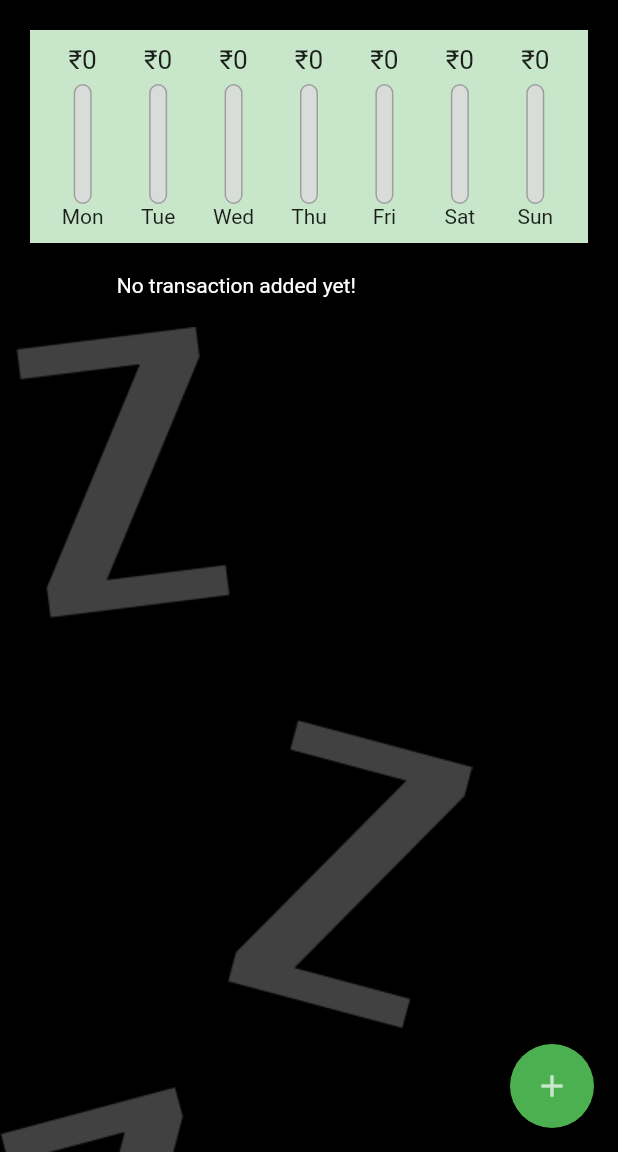
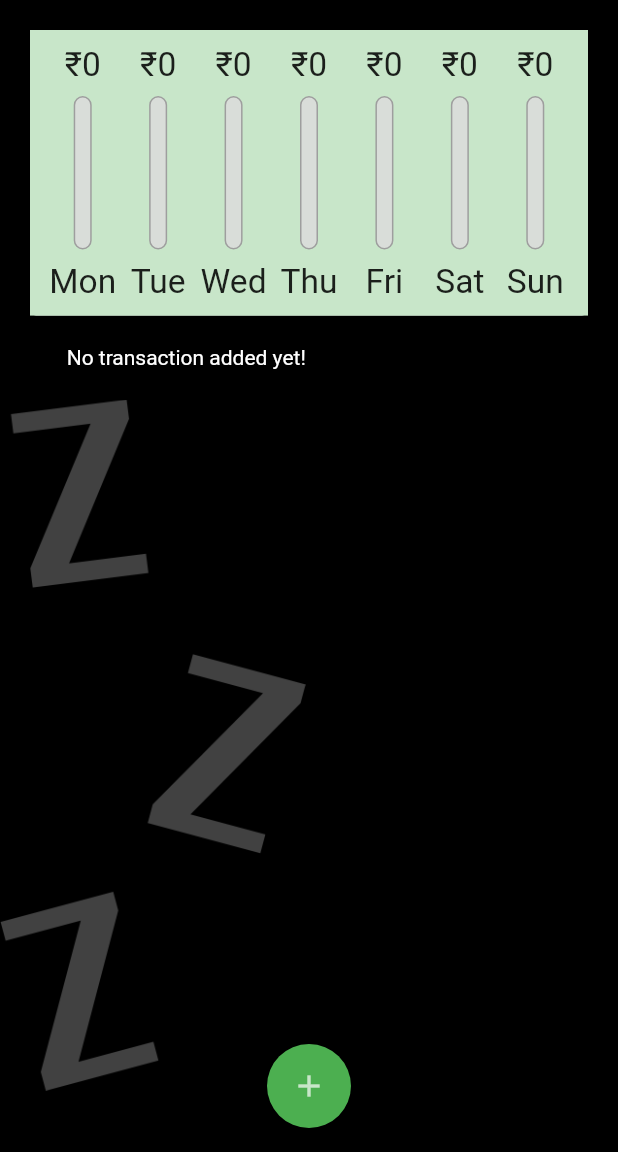
Before and after one commit to imguptaharsh/expenses-tracker, a Flutter app: the screen it shows after launch, on a phone screen of 412 x 824 dp, the part 84-1236 px from its top. Run offline on Flutter 3.47's test engine with Material 2 defaults, Android fonts, the phone set to English and light mode, and no system bars; Roboto replaces fonts that are missing (OpenSans).

Commit message:
added suitable theme for landscap mode and also changing the theme for ios devices(like using cupertino nevigiation theme ig- for appBar and buttons...)

```diff
--- a/expense_tracker/lib/chart_bar.dart
+++ b/expense_tracker/lib/chart_bar.dart
@@ -1,4 +1,5 @@
 import 'package:flutter/material.dart';
+import 'package:flutter/rendering.dart';
 
 class ChartBar extends StatelessWidget {
   // const ChartBar({super.key});
@@ -9,18 +10,19 @@ class ChartBar extends StatelessWidget {
 
   @override
   Widget build(BuildContext context) {
+    return LayoutBuilder(builder: (context, Constraints) {
       return Column(
         children: [
           Container(
-            height: 20,
+              height: Constraints.maxHeight * 0.15,
               child: FittedBox(
                   child: Text('₹${spendingAmount.toStringAsFixed(0)}'))),
           SizedBox(
             width: 7,
-          height: 6,
+            height: Constraints.maxHeight * 0.05,
           ),
           Container(
-            height: 80,
+              height: Constraints.maxHeight * 0.6,
               width: 12,
               child: Stack(
                 children: [
@@ -41,8 +43,15 @@ class ChartBar extends StatelessWidget {
                       ))),
                 ],
               )),
-        Text(label),
+          SizedBox(
+            width: 7,
+            height: Constraints.maxHeight * 0.05,
+          ),
+          Container(
+              height: Constraints.maxHeight * 0.15,
+              child: FittedBox(child: Text(label))),
         ],
       );
+    });
   }
 }
--- a/expense_tracker/lib/main.dart
+++ b/expense_tracker/lib/main.dart
@@ -1,6 +1,9 @@
+import 'dart:io';
+import 'package:flutter/cupertino.dart';
 import 'package:expense_tracker/textInput.dart';
 import 'package:expense_tracker/user_transaction.dart';
 import 'package:flutter/material.dart';
+import 'package:flutter/services.dart';
 import 'models/transaction.dart';
 import 'package:intl/intl.dart';
 import './transaction_list.dart';
@@ -9,12 +12,15 @@ import 'chart.dart';
 import './user_transaction.dart';
 
 void main() {
+  // WidgetsFlutterBinding.ensureInitialized();
+  // SystemChrome.setPreferredOrientations([
+  //   DeviceOrientation.portraitUp,
+  //   DeviceOrientation.portraitUp,
+  // ]);
   runApp(MyApp());
 }
 
 class MyApp extends StatelessWidget {
-  // const MyApp({super.key});
-
   @override
   Widget build(BuildContext context) {
     return MaterialApp(
@@ -66,6 +72,7 @@ class _MyHomePageState extends State<MyHomePage> {
     //   DateTime.now(),
     // ),
   ];
+  bool _showChart = false;
   List<Transaction> get _recentTransactions {
     return transactions.where((tx) {
       return tx.date.isAfter(DateTime.now().subtract(const Duration(days: 7)));
@@ -91,8 +98,8 @@ class _MyHomePageState extends State<MyHomePage> {
       builder: (_) {
         return GestureDetector(
           onTap: () {},
+          behavior: HitTestBehavior.opaque,
           child: textInput(_addNewtransaction),
-          behavior: HitTestBehavior.opaque,
         );
       },
     );
@@ -106,8 +113,26 @@ class _MyHomePageState extends State<MyHomePage> {
 
   @override
   Widget build(BuildContext context) {
-    return Scaffold(
-      appBar: AppBar(
+    final mediaQuery = MediaQuery.of(context);
+    final isLandscape = mediaQuery.orientation == Orientation.landscape;
+    final appBar = Platform.isIOS
+        ? CupertinoNavigationBar(
+            backgroundColor: Theme.of(context).primaryColor,
+            middle: Text(
+              'Expenses Tracker',
+              // style: TextStyle(color: Theme.of(context).primaryColorDark),
+              style: Theme.of(context).textTheme.titleMedium,
+            ),
+            trailing: Row(
+              mainAxisSize: MainAxisSize.min,
+              children: [
+                GestureDetector(
+                  child: Icon(CupertinoIcons.add),
+                  onTap: () => _startAddNewTransaction(context),
+                ),
+              ],
+            ))
+        : AppBar(
             title: Text(
               'Expenses Tracker',
               style: Theme.of(context).textTheme.titleMedium,
@@ -120,21 +145,73 @@ class _MyHomePageState extends State<MyHomePage> {
                   //  color: Colors.black,
                   ),
             ],
-      ),
-      body: Container(
-        color: Colors.black,
+          ) as PreferredSizeWidget;
+
+    final txListWidget = Container(
+        height: (mediaQuery.size.height -
+                appBar.preferredSize.height -
+                mediaQuery.padding.top) *
+            1,
+        child: TransactionList(transactions, _deleteTransaction));
+
+    final pageBody = SafeArea(
       child: SingleChildScrollView(
         child: Column(
           // mainAxisAlignment: MainAxisAlignment.start,
           crossAxisAlignment: CrossAxisAlignment.start,
           children: <Widget>[
-              Chart(_recentTransactions),
-              TransactionList(transactions, _deleteTransaction),
+            if (isLandscape)
+              Row(
+                mainAxisAlignment: MainAxisAlignment.start,
+                children: [
+                  Text(
+                    "Show Chart",
+                    style: Theme.of(context).textTheme.titleMedium,
+                  ),
+                  Switch.adaptive(
+                      activeColor: Theme.of(context).primaryColorDark,
+                      value: _showChart,
+                      onChanged: (val) {
+                        setState(() {
+                          _showChart = val;
+                        });
+                      })
+                ],
+              ),
+            if (!isLandscape)
+              Container(
+                  height: (mediaQuery.size.height -
+                          appBar.preferredSize.height -
+                          mediaQuery.padding.top) *
+                      0.3,
+                  child: Chart(_recentTransactions)),
+            if (!isLandscape) txListWidget,
+            if (isLandscape)
+              _showChart
+                  ? Container(
+                      height: (mediaQuery.size.height -
+                              appBar.preferredSize.height -
+                              mediaQuery.padding.top) *
+                          0.7,
+                      child: Chart(_recentTransactions))
+                  : txListWidget
           ],
         ),
       ),
-      ),
-      floatingActionButton: FloatingActionButton(
+    );
+    return Platform.isIOS
+        ? CupertinoPageScaffold(
+            child: pageBody,
+            navigationBar: appBar as ObstructingPreferredSizeWidget,
+          )
+        : Scaffold(
+            appBar: appBar,
+            body: Container(color: Colors.black, child: pageBody),
+            floatingActionButtonLocation:
+                FloatingActionButtonLocation.centerFloat,
+            floatingActionButton: Platform.isIOS
+                ? Container()
+                : FloatingActionButton(
                     backgroundColor: Theme.of(context).primaryColor,
                     onPressed: () => _startAddNewTransaction(context),
                     child: Icon(
--- a/expense_tracker/lib/textInput.dart
+++ b/expense_tracker/lib/textInput.dart
@@ -49,9 +49,15 @@ class _textInputState extends State<textInput> {
 
   @override
   Widget build(BuildContext context) {
-    return Card(
+    return SingleChildScrollView(
+      child: Card(
         elevation: 5,
         child: Container(
+          padding: EdgeInsets.only(
+              top: 10,
+              left: 10,
+              right: 10,
+              bottom: MediaQuery.of(context).viewInsets.bottom + 10),
           decoration: BoxDecoration(
             color: Theme.of(context).primaryColorLight,
           ),
@@ -108,6 +114,7 @@ class _textInputState extends State<textInput> {
             ],
           ),
         ),
+      ),
     );
   }
 }
--- a/expense_tracker/lib/transaction_list.dart
+++ b/expense_tracker/lib/transaction_list.dart
@@ -10,78 +10,34 @@ class TransactionList extends StatelessWidget {
   const TransactionList(this.transactions, this.deleteTx);
   @override
   Widget build(BuildContext context) {
-    return Container(
-      height: 670,
-      child: transactions.isEmpty
-          ? Column(
+    return transactions.isEmpty
+        ? LayoutBuilder(builder: (context, constraints) {
+            return Column(
+              mainAxisAlignment: MainAxisAlignment.start,
+              crossAxisAlignment: CrossAxisAlignment.end,
               children: [
-                Text(
+                const Text(
                   "No transaction added yet!",
                   style: TextStyle(
                     color: Colors.white,
                   ),
                 ),
-                SizedBox(
-                  height: 20,
-                ),
+                SizedBox(height: 20),
                 Container(
+                    height: constraints.maxHeight * .6,
                     child: Image.asset(
                       'assets/images/waiting.png',
                       fit: BoxFit.cover,
                     )),
               ],
-            )
+            );
+          })
         : ListView.builder(
             itemBuilder: (ctx, index) {
-                // return Card(
-                //   elevation: 5,
-                //   child: Row(
-                //     // mainAxisAlignment: MainAxisAlignment.spaceAround,
-                //     children: <Widget>[
-                //       Container(
-                //         margin: const EdgeInsets.symmetric(
-                //           vertical: 20,
-                //           horizontal: 10,
-                //         ),
-                //         decoration: BoxDecoration(
-                //           border: Border.all(
-                //             color: Colors.black,
-                //             width: 2,
-                //           ),
-                //           color: Theme.of(context).primaryColorLight,
-                //         ),
-                //         padding: EdgeInsets.all(10),
-                //         child: Text(
-                //             ' \₹${transactions[index].amount.toStringAsFixed(2)}',
-                //             // ignore: prefer_const_constructors
-                //             style: TextStyle(
-                //               fontWeight: FontWeight.bold,
-                //               fontSize: 15,
-                //               color: Colors.black,
-                //             )),
-                //       ),
-                //       Column(
-                //         crossAxisAlignment: CrossAxisAlignment.start,
-                //         children: [
-                //           Container(
-                //               child: Text(
-                //             transactions[index].name,
-                //             // ignore: prefer_const_constructors
-                //             style: Theme.of(context).textTheme.titleMedium,
-                //           )),
-                //           Text(
-                //             DateFormat().format(transactions[index].date),
-                //           ),
-                //         ],
-                //       ),
-                //     ],
-                //   ),
-                // );
-
               return Card(
                 color: Theme.of(context).primaryColorLight,
                 elevation: 2,
-                  margin: EdgeInsets.symmetric(
+                margin: const EdgeInsets.symmetric(
                   vertical: 8,
                   horizontal: 5,
                 ),
@@ -106,8 +62,22 @@ class TransactionList extends StatelessWidget {
                     DateFormat.yMMMd().format(transactions[index].date),
                     style: Theme.of(context).textTheme.titleMedium,
                   ),
-                    trailing: IconButton(
-                      icon: const Icon(Icons.delete),
+                  trailing: MediaQuery.of(context).size.width > 460
+                      ? TextButton.icon(
+                          icon: Icon(
+                            Icons.delete,
+                            color: Theme.of(context).primaryColor,
+                          ),
+                          onPressed: () => deleteTx(transactions[index].id),
+                          label: Text("Delete",
+                              style: TextStyle(
+                                color: Theme.of(context).primaryColor,
+                              )),
+                        )
+                      : IconButton(
+                          icon: const Icon(
+                            Icons.delete,
+                          ),
                           onPressed: () => deleteTx(transactions[index].id),
                         ),
                 ),
@@ -115,7 +85,6 @@ class TransactionList extends StatelessWidget {
             },
             itemCount: transactions.length,
             // children: transactions.map((tx) {}).toList(),
-            ),
           );
   }
 }
```
Also changed, not shown: 1 other file. Lines whose indentation alone changed are shown as unchanged.
